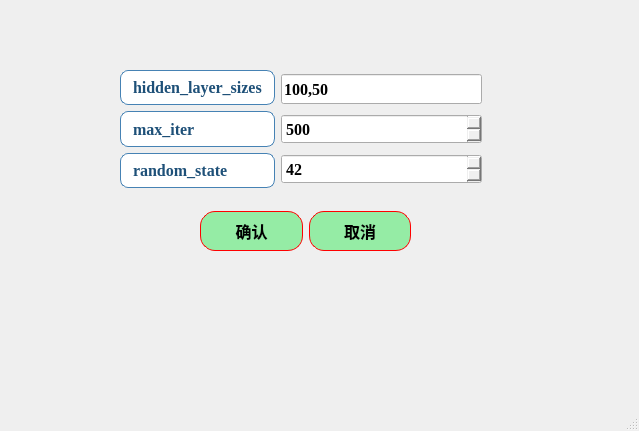
Old version of the form ui/algorithms4_MLP_para.ui in the repository azhongege24/predict_first.
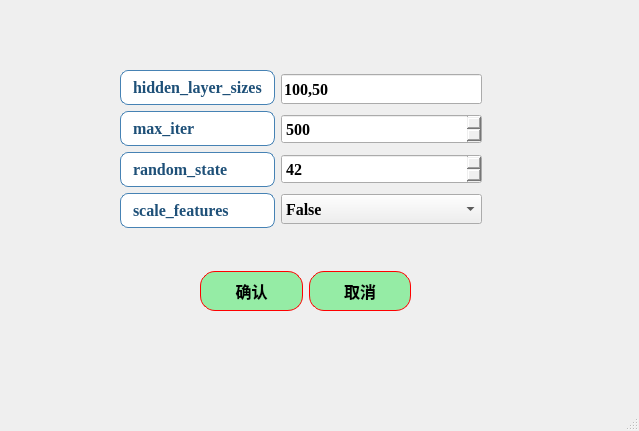
New version of the form.

Commit message: 今天把剩下的到ET算法中的scales_features参数设置加入完成，并且相应把保存模型的功能添加一直到ET算法为止

Patch:
```diff
--- a/ui/algorithms4_MLP_para.ui
+++ b/ui/algorithms4_MLP_para.ui
@@ -26,7 +26,7 @@
     <property name="geometry">
      <rect>
       <x>200</x>
-      <y>210</y>
+      <y>270</y>
       <width>211</width>
       <height>42</height>
      </rect>
@@ -96,13 +96,13 @@
      </item>
     </layout>
    </widget>
-   <widget class="QWidget" name="">
+   <widget class="QWidget" name="layoutWidget">
     <property name="geometry">
      <rect>
       <x>120</x>
       <y>70</y>
       <width>362</width>
-      <height>118</height>
+      <height>158</height>
      </rect>
     </property>
     <layout class="QHBoxLayout" name="horizontalLayout">
@@ -192,6 +192,34 @@
          </property>
         </widget>
        </item>
+       <item>
+        <widget class="QLabel" name="label">
+         <property name="styleSheet">
+          <string notr="true">QLabel {
+    border: 1px solid rgb(70, 130, 180);   /* 增强为科研蓝边框，参考Nature期刊图表色 */
+    border-radius: 8px;
+    padding: 4px 8px;
+    background-color: rgb(255, 255, 255);  /* 纯白背景提升对比度 */
+    color: rgb(30, 80, 120);               /* 深海军蓝文字，对比度达8:1 */
+    font: bold 16pt &quot;Times New Roman&quot;;     
+    qproperty-alignment: 'AlignCenter';
+    /* 强化阴影效果 */
+}
+
+QLabel:hover {
+    border-color: rgb(0, 100, 180);        /* 悬停时使用更高饱和的科研蓝 */
+    background-color: rgb(240, 248, 255);  /* 极浅蓝悬停反馈 */
+}
+
+QLabel:pressed {
+    background-color: rgb(220, 240, 255);  /* 按压状态模拟墨水渗透效果 */
+}</string>
+         </property>
+         <property name="text">
+          <string>scale_features</string>
+         </property>
+        </widget>
+       </item>
       </layout>
      </item>
      <item>
@@ -262,6 +290,26 @@
          </property>
         </widget>
        </item>
+       <item>
+        <widget class="QComboBox" name="comboBox_scale_features">
+         <property name="minimumSize">
+          <size>
+           <width>0</width>
+           <height>30</height>
+          </size>
+         </property>
+         <item>
+          <property name="text">
+           <string>False</string>
+          </property>
+         </item>
+         <item>
+          <property name="text">
+           <string>True</string>
+          </property>
+         </item>
+        </widget>
+       </item>
       </layout>
      </item>
     </layout>
```
The commit also changes 18 other files.
